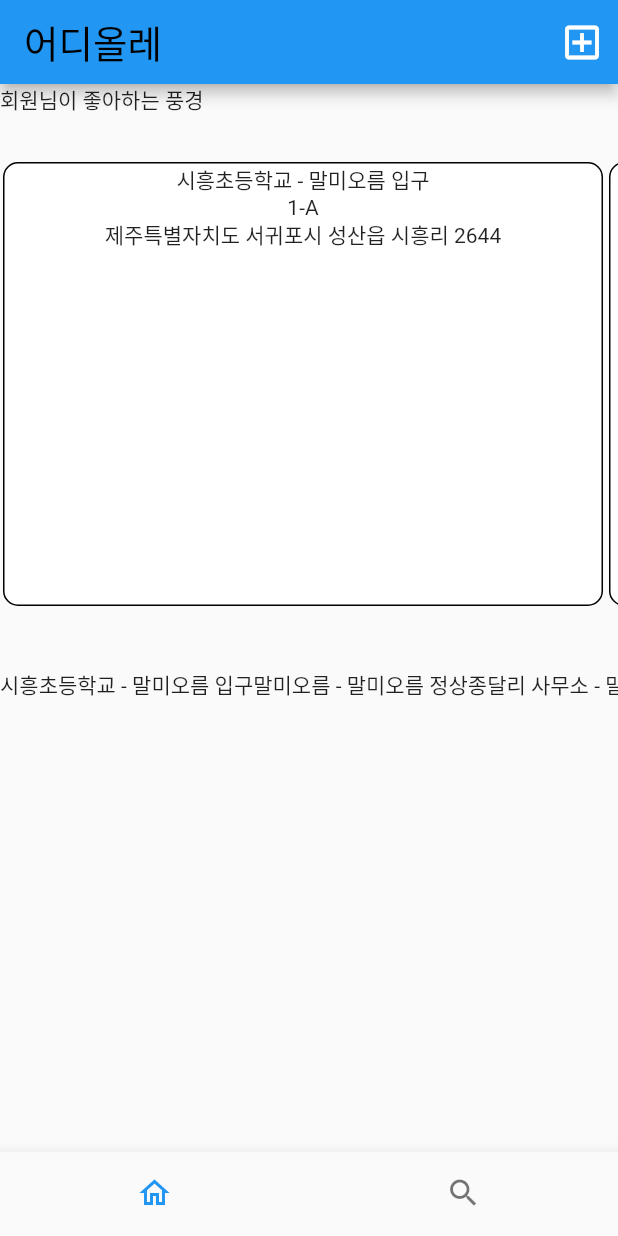
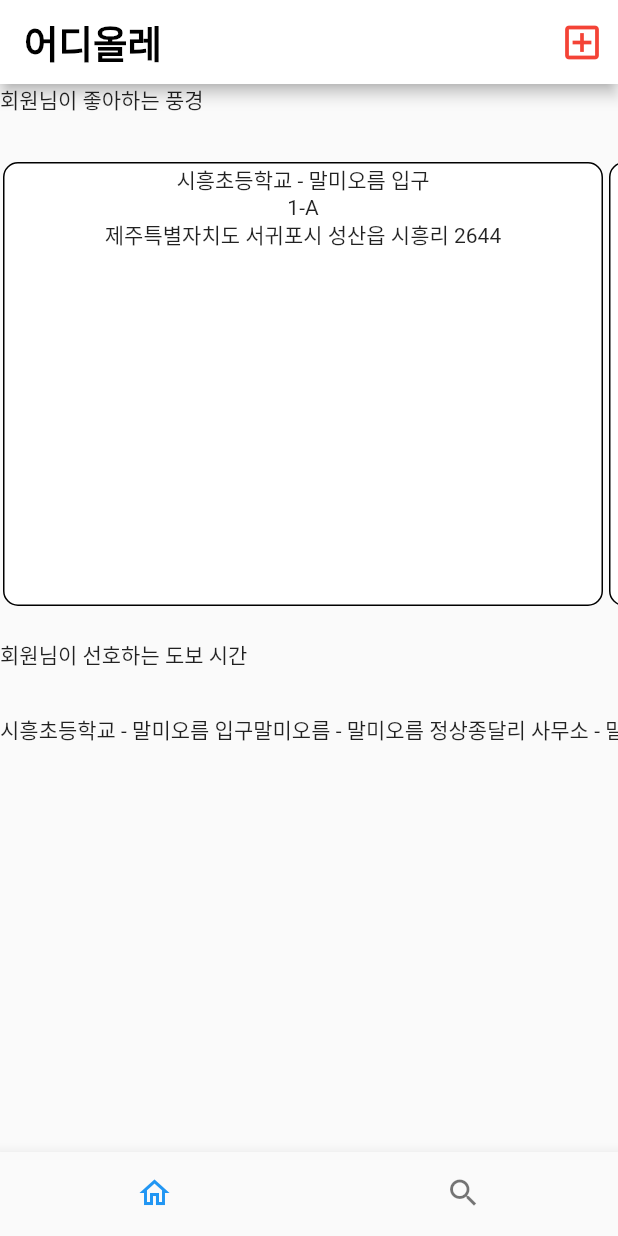
Before and after one commit to eve-Lover/test_firebase, a Flutter app: the screen it shows after launch, on a phone screen of 412 x 824 dp. Run offline on Flutter 3.47's test engine with Material 2 defaults, Android fonts, the phone set to English and light mode, and no system bars; our stand-ins replace firebase_core; accounts and stored records are empty; project files that could hold a hidden picture were left out.

Commit message:
style.dart 파일 추가, 앱바 색상 white로 변경

```diff
--- a/lib/main.dart
+++ b/lib/main.dart
@@ -2,6 +2,7 @@ import 'package:flutter/material.dart';
 //import 'package:firebase_core/firebase_core.dart';
 //import 'firebase_options.dart';
 import './tab1.dart';
+import './style.dart';
 
 void main() async {
   /*
@@ -10,6 +11,7 @@ void main() async {
     options: DefaultFirebaseOptions.currentPlatform,
   );*/
   runApp(MaterialApp(
+      theme: theme,
       home: MyApp(),
   ));
 }
--- a/lib/tab1.dart
+++ b/lib/tab1.dart
@@ -3,6 +3,7 @@ import 'package:flutter/material.dart';
 import 'dart:convert';
 import 'package:flutter/services.dart';
 import './CourseClass.dart';
+import './style.dart';
 
 
 class Home extends StatefulWidget {
@@ -31,7 +32,7 @@ class _HomeState extends State<Home> {
         jsonData = courses[i];
         Course course = Course.fromJson(jsonData);
         c.add(course);
-        print(c[i].scenery.runtimeType); // String
+        print(c[i].time.runtimeType); // String
       }
       print(c.runtimeType); // List<Course>
 
@@ -41,17 +42,16 @@ class _HomeState extends State<Home> {
 
   List<Course> list1 = List.empty(growable: true); // 풍경
   List<Course> list2 = List.empty(growable: true); // 휠체어 구간
-
+  List<Course> list3 = List.empty(growable: true); // 도보 소요 시간
 
   recCourses() async{ // 코스 추천
     for(int i = 0; i < c.length; i++ ){
       if(c[i].scenery.toString().contains('오름')){
         setState(() {
           list1.add(c[i]);
-          print(c[i].courseName);
+         // print(c[i].courseName);
         });
-      }else
-        continue;
+      }
     }
     for(int i = 0; i < list1.length; i++){
       if(c[i].isWheel == false){
@@ -60,7 +60,14 @@ class _HomeState extends State<Home> {
         });
       }
     }
-    print(list2);
+    for(int i = 0; i < c.length; i++ ){
+      if(c[i].time.runtimeType == int && c[i].time <= 60){ // 60분 이하
+        setState(() {
+          list3.add(c[i]);
+         // print(c[i].time);
+        });
+      }
+    }
   }
 
   start() async{
@@ -80,16 +87,17 @@ class _HomeState extends State<Home> {
   @override
   Widget build(BuildContext context) {
     return Scaffold(
-      body: ShowCourses(list1: list1, list2: list2),
+      body: ShowCourses(list1: list1, list2: list2, list3:list3),
     );
   }
 }
 
 class ShowCourses extends StatefulWidget {
-  const ShowCourses({Key? key, this.list1, this.list2}) : super(key: key);
+  const ShowCourses({Key? key, this.list1, this.list2, this.list3}) : super(key: key);
 
   final list1;
   final list2;
+  final list3;
 
   @override
   State<ShowCourses> createState() => _ShowCoursesState();
@@ -130,6 +138,25 @@ class _ShowCoursesState extends State<ShowCourses> {
               }
           ),
         ),
+        SizedBox(
+          height: 30,
+          child: Text('회원님이 선호하는 도보 시간',),
+        ),
+        Container(
+          margin: EdgeInsets.symmetric(vertical: 20.0),
+          height: 400,
+          child: ListView.builder(
+              scrollDirection: Axis.horizontal,
+              itemCount: widget.list3.length,
+              itemBuilder: (context, i){
+                return Text(widget.list3[i].courseName);
+              }
+          ),
+        ),
+        SizedBox(
+          height: 30,
+          child: Text('휠체어 구간',),
+        ),
         Container(
           margin: EdgeInsets.symmetric(vertical: 20.0),
           height: 400,
```
Also changed, not shown: lib/style.dart (added, +24 -0 lines).
